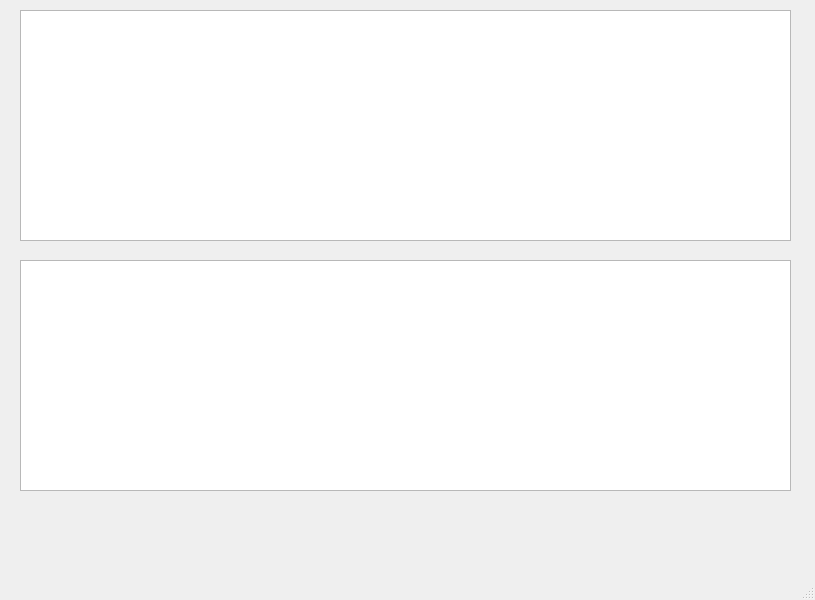
Old version of the form GraphUI.ui in the repository ThanhVinh174/GUI-DATN.
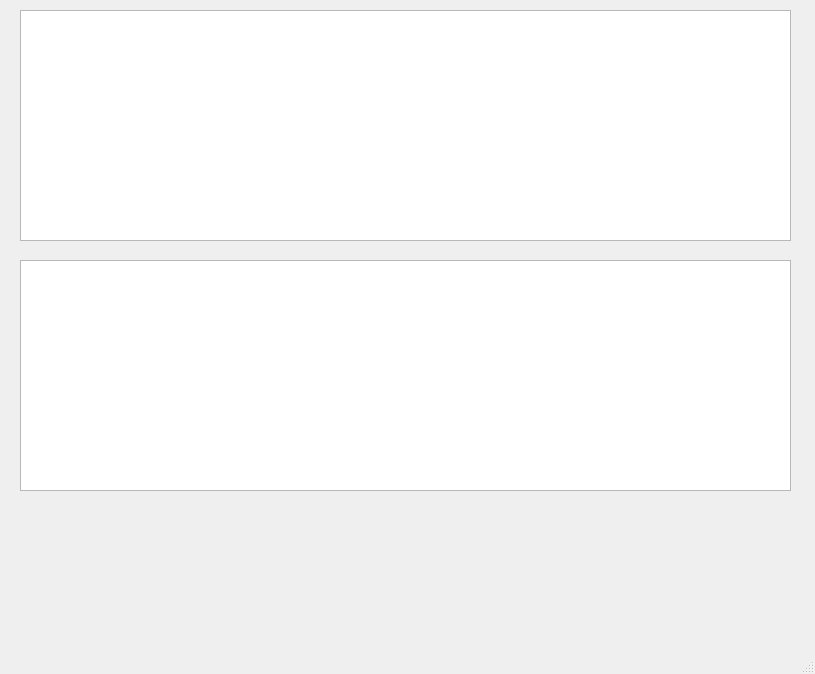
New version of the form.

Commit message: Open Graph Window

The edit to the form file:
```diff
--- a/GraphUI.ui
+++ b/GraphUI.ui
@@ -7,7 +7,7 @@
     <x>0</x>
     <y>0</y>
     <width>815</width>
-    <height>600</height>
+    <height>674</height>
    </rect>
   </property>
   <property name="windowTitle">
```
The commit also changes 6 other files.
